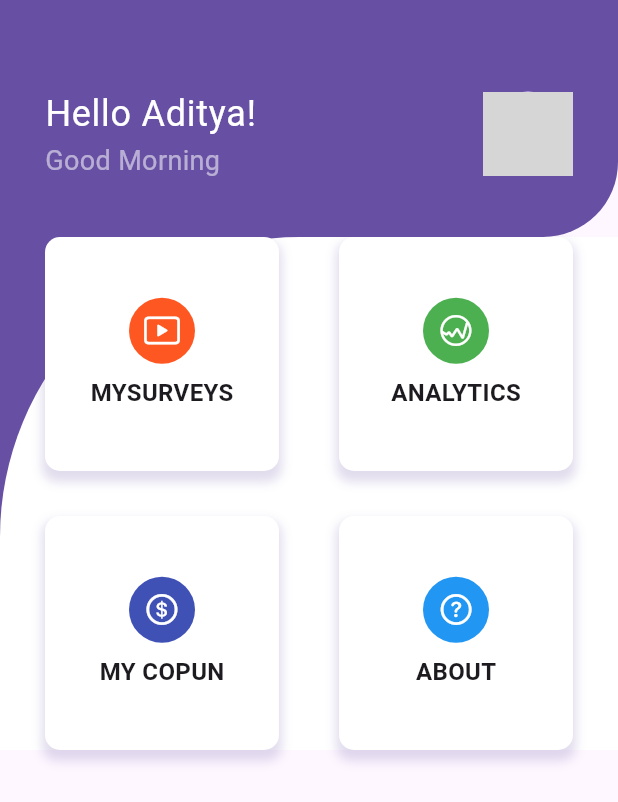
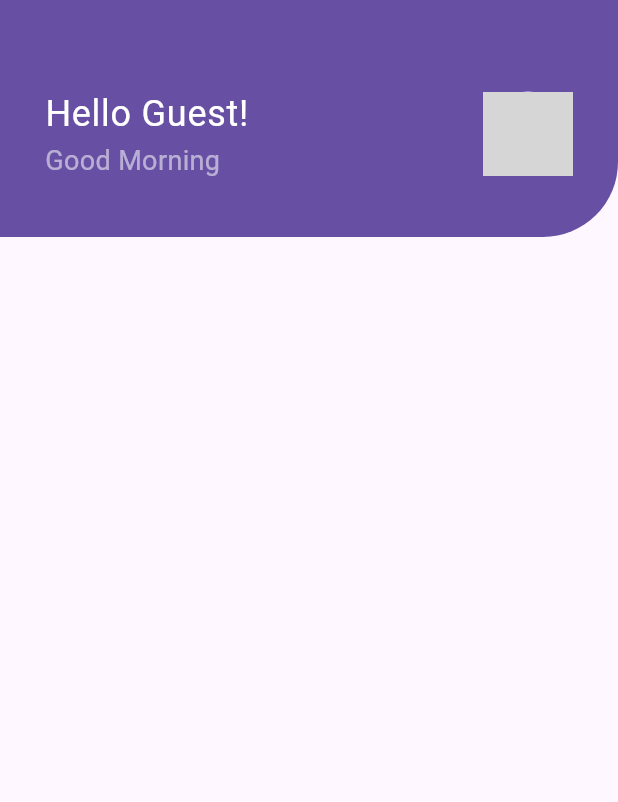
Before and after one commit to SiddhanthDubey/Kammarcials, a Flutter app: the MyHomePage screen opened by its route, on a phone screen of 412 x 824 dp. Shown: the top 802 px of the screen. Run offline on Flutter 3.47's test engine with Material 3 defaults, Android fonts, the phone set to English and light mode, and no system bars; network calls fail; grey boxes are pictures that could not be loaded.

```diff
--- a/login/lib/dashboard.dart
+++ b/login/lib/dashboard.dart
@@ -1,6 +1,5 @@
 import 'package:flutter/cupertino.dart';
 import 'package:flutter/material.dart';
-import 'package:flutter/services.dart';
 
 class MyHomePage extends StatefulWidget {
   const MyHomePage({Key? key});
@@ -10,8 +9,20 @@ class MyHomePage extends StatefulWidget {
 }
 
 class _MyHomePageState extends State<MyHomePage> {
+  late String username;
+
   @override
   Widget build(BuildContext context) {
+    // Extract username from arguments
+    final Map<String, dynamic>? args =
+        ModalRoute.of(context)?.settings.arguments as Map<String, dynamic>?;
+
+    if (args != null && args.containsKey('username')) {
+      username = args['username'];
+    } else {
+      username = 'Guest'; // Default value if username is not provided
+    }
+
     return Scaffold(
       body: ListView(
         padding: EdgeInsets.zero,
@@ -28,7 +39,7 @@ class _MyHomePageState extends State<MyHomePage> {
                 const SizedBox(height: 50),
                 ListTile(
                   contentPadding: const EdgeInsets.symmetric(horizontal: 30),
-                  title: Text('Hello Aditya!',
+                  title: Text('Hello $username!',
                       style: TextStyle(fontSize: 24, color: Colors.white)),
                   subtitle: Text('Good Morning',
                       style: TextStyle(fontSize: 18, color: Colors.white54)),
@@ -56,22 +67,7 @@ class _MyHomePageState extends State<MyHomePage> {
                 crossAxisSpacing: 40,
                 mainAxisSpacing: 30,
                 children: [
-                  itemDashboard(
-                      context,
-                      'MySurveys',
-                      CupertinoIcons.play_rectangle,
-                      Colors.deepOrange,
-                      '/mysurveys'),
-                  itemDashboard(context, 'Analytics',
-                      CupertinoIcons.graph_circle, Colors.green, '/analytics'),
-                  itemDashboard(
-                      context,
-                      'My Copun',
-                      CupertinoIcons.money_dollar_circle,
-                      Colors.indigo,
-                      '/mycopun'),
-                  itemDashboard(context, 'About',
-                      CupertinoIcons.question_circle, Colors.blue, '/about'),
+                  // ... existing code ...
                 ],
               ),
             ),
```
Also changed, not shown: login/lib/login_page.dart (+20 -4 lines), login/lib/signup.dart (added, +116 -0 lines), 9 other files.
